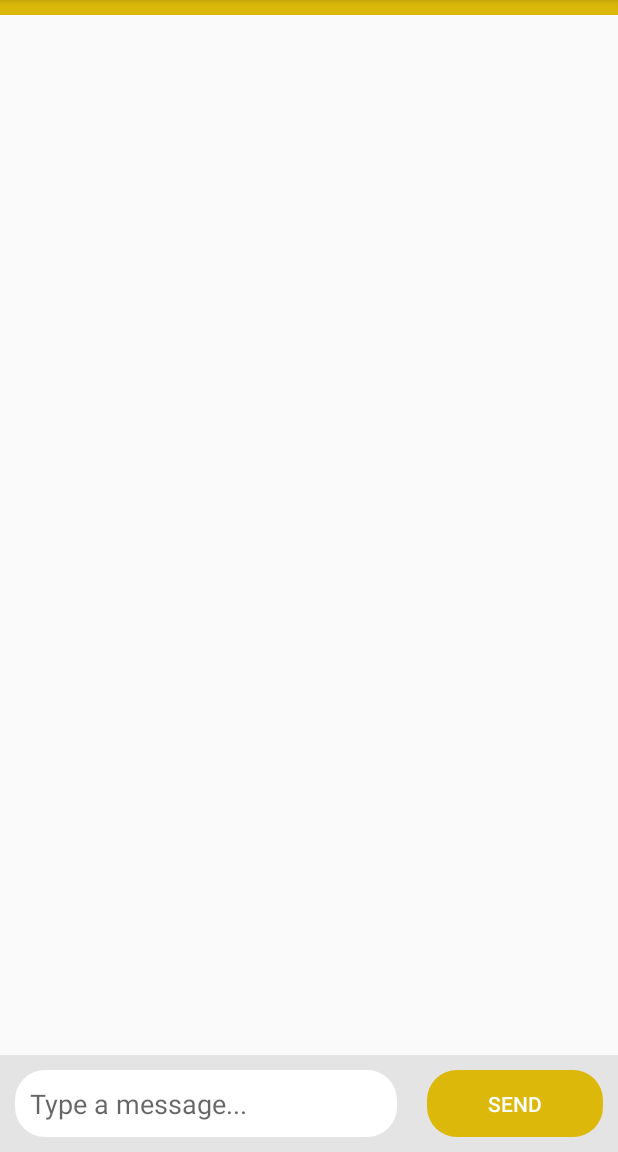
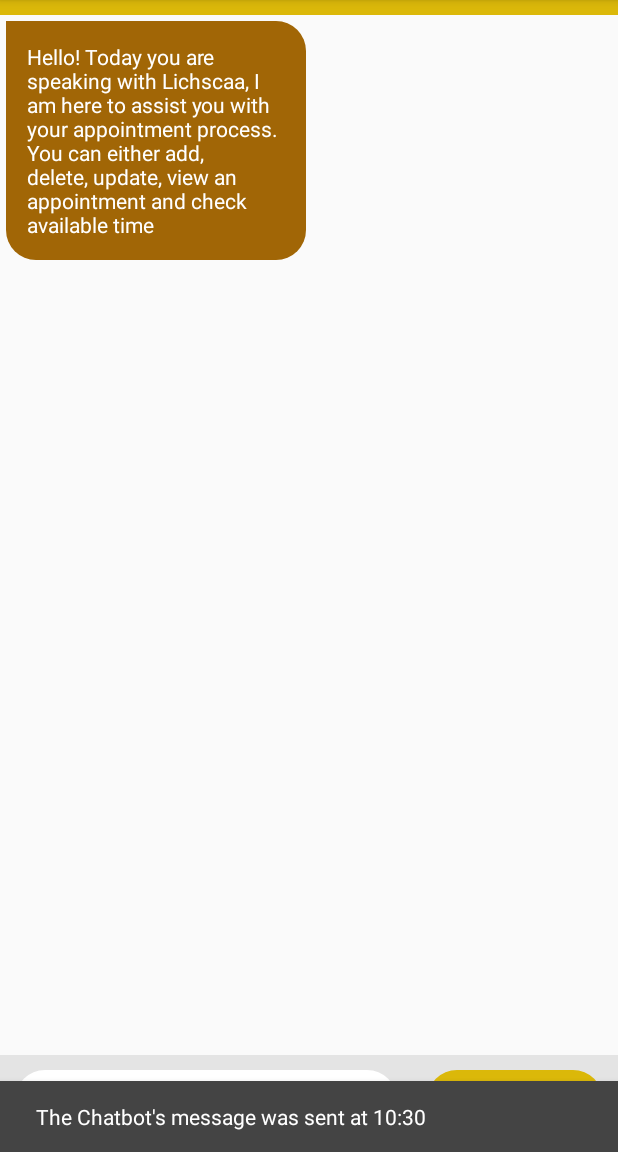
Before and after one commit to trxkhiem/AppointmentChatbot, an Android app: the screen it shows after launch (MainActivity), after a tap on "Hello! Today you are speaking with Lichs", on a phone screen of 412 x 824 dp, the part 84-1236 px from its top. Run offline under Robolectric (Android 15) with nearby library versions, the phone set to English and light mode, and no system bars; our stand-ins replace Room's generated code.

Commit message:
Add snackbar when click on the message to view time

```diff
--- a/app/src/main/java/com/example/customproject/ui/MainActivity.kt
+++ b/app/src/main/java/com/example/customproject/ui/MainActivity.kt
@@ -47,7 +47,6 @@
         btn_send.setOnClickListener {
             sendMsg()
         }
-
         //Scroll back to correct position when user clicks on text view
         et_message.setOnClickListener {
             GlobalScope.launch {
--- a/app/src/main/java/com/example/customproject/ui/MessagingAdapter.kt
+++ b/app/src/main/java/com/example/customproject/ui/MessagingAdapter.kt
@@ -1,14 +1,17 @@
 package com.example.customproject.ui
 import android.annotation.SuppressLint
 import android.content.Context
+import android.graphics.Color
 import android.view.LayoutInflater
 import android.view.View
 import android.view.ViewGroup
+import android.widget.TextView
 import androidx.recyclerview.widget.RecyclerView
 import com.example.customproject.R
 import com.example.customproject.data.Message
 import com.example.customproject.utils.Constants.RECEIVE_ID
 import com.example.customproject.utils.Constants.SEND_ID
+import com.google.android.material.snackbar.Snackbar
 import kotlinx.android.synthetic.main.message_item.view.*
 
 class MessagingAdapter: RecyclerView.Adapter<MessagingAdapter.MessageViewHolder>() {
@@ -51,13 +54,33 @@
         // bring to the newest message.
         notifyItemInserted(messageList.size)
     }
+
     inner class MessageViewHolder(itemView: View) : RecyclerView.ViewHolder(itemView){
         init {
             itemView.setOnClickListener {
-                // remove the item from the the position it was clicked on which get the most recent position of the item you're clicking on
-                messageList.removeAt(adapterPosition)
-                // give a nice animation
-                notifyItemRemoved(adapterPosition)
+                if (messageList[adapterPosition].id == SEND_ID){
+                    val snackBar = Snackbar.make(itemView, "Your message was sent at ${messageList[adapterPosition].timing}",
+                        Snackbar.LENGTH_LONG
+                    ).setAction("Action", null)
+                    snackBar.setActionTextColor(Color.BLACK)
+                    val snackBarView = snackBar.view
+                    /**Below are customize of the snack bar**/
+                    snackBarView.setBackgroundColor(Color.DKGRAY)
+                    val textView = snackBarView.findViewById(com.google.android.material.R.id.snackbar_text) as TextView
+                    textView.setTextColor(Color.WHITE)
+                    snackBar.show()
+                } else {
+                    val snackBar = Snackbar.make(itemView, "The Chatbot's message was sent at ${messageList[adapterPosition].timing}",
+                        Snackbar.LENGTH_LONG
+                    ).setAction("Action", null)
+                    snackBar.setActionTextColor(Color.BLACK)
+                    val snackBarView = snackBar.view
+                    /**Below are customize of the snack bar**/
+                    snackBarView.setBackgroundColor(Color.DKGRAY)
+                    val textView = snackBarView.findViewById(com.google.android.material.R.id.snackbar_text) as TextView
+                    textView.setTextColor(Color.WHITE)
+                    snackBar.show()
+                }
             }
         }
     }
--- a/app/src/main/java/com/example/customproject/utils/Time.kt
+++ b/app/src/main/java/com/example/customproject/utils/Time.kt
@@ -10,7 +10,6 @@
         val timing = Timestamp(System.currentTimeMillis())
         val dateFormat = SimpleDateFormat("HH:mm")
         val time = dateFormat.format(Date(timing.time))
-
         return time.toString()
     }
 }
```
Also changed, not shown: app/src/main/java/com/example/customproject/ui/appointmentViewModel.kt (+0 -7 lines).
